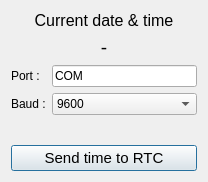
Old version of the form Software/Elibatt-Qt/uidialog.ui in the repository dpradovillar/Eli-Batt.
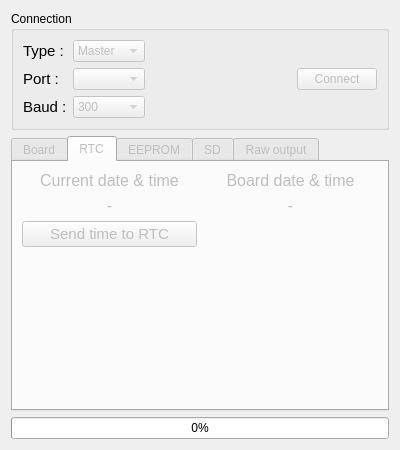
New version of the form. The open tabs and pages were chosen to show the change.

Patch:
```diff
--- a/Software/Elibatt-Qt/uidialog.ui
+++ b/Software/Elibatt-Qt/uidialog.ui
@@ -6,111 +6,403 @@
    <rect>
     <x>0</x>
     <y>0</y>
-    <width>208</width>
-    <height>182</height>
+    <width>400</width>
+    <height>450</height>
    </rect>
   </property>
+  <property name="minimumSize">
+   <size>
+    <width>400</width>
+    <height>450</height>
+   </size>
+  </property>
+  <property name="maximumSize">
+   <size>
+    <width>400</width>
+    <height>450</height>
+   </size>
+  </property>
   <property name="windowTitle">
    <string>Elibatt RTC</string>
   </property>
-  <layout class="QVBoxLayout" name="verticalLayout">
+  <layout class="QVBoxLayout" name="verticalLayout_3">
    <item>
-    <widget class="QLabel" name="label">
-     <property name="font">
-      <font>
-       <pointsize>12</pointsize>
-      </font>
+    <widget class="QGroupBox" name="groupBox">
+     <property name="title">
+      <string>Connection</string>
      </property>
-     <property name="text">
-      <string>Current date &amp; time</string>
-     </property>
-     <property name="alignment">
-      <set>Qt::AlignCenter</set>
-     </property>
+     <layout class="QVBoxLayout" name="verticalLayout_2">
+      <item>
+       <layout class="QGridLayout" name="gridLayout">
+        <item row="1" column="0">
+         <widget class="QLabel" name="label_3">
+          <property name="font">
+           <font>
+            <pointsize>11</pointsize>
+            <weight>50</weight>
+            <bold>false</bold>
+           </font>
+          </property>
+          <property name="text">
+           <string>Port :</string>
+          </property>
+         </widget>
+        </item>
+        <item row="2" column="0">
+         <widget class="QLabel" name="label_4">
+          <property name="font">
+           <font>
+            <pointsize>11</pointsize>
+            <weight>50</weight>
+            <bold>false</bold>
+           </font>
+          </property>
+          <property name="text">
+           <string>Baud :</string>
+          </property>
+         </widget>
+        </item>
+        <item row="2" column="1">
+         <widget class="QComboBox" name="baud">
+          <property name="enabled">
+           <bool>false</bool>
+          </property>
+          <property name="toolTip">
+           <string>&lt;html&gt;&lt;head/&gt;&lt;body&gt;&lt;p&gt;Speed of the serial communication between this program and the connected board. This value has to match the value chosen in the board tab below.&lt;/p&gt;&lt;/body&gt;&lt;/html&gt;</string>
+          </property>
+          <property name="layoutDirection">
+           <enum>Qt::LeftToRight</enum>
+          </property>
+          <item>
+           <property name="text">
+            <string>300</string>
+           </property>
+          </item>
+          <item>
+           <property name="text">
+            <string>600</string>
+           </property>
+          </item>
+          <item>
+           <property name="text">
+            <string>1200</string>
+           </property>
+          </item>
+          <item>
+           <property name="text">
+            <string>2400</string>
+           </property>
+          </item>
+          <item>
+           <property name="text">
+            <string>4800</string>
+           </property>
+          </item>
+          <item>
+           <property name="text">
+            <string>9600</string>
+           </property>
+          </item>
+          <item>
+           <property name="text">
+            <string>14400</string>
+           </property>
+          </item>
+          <item>
+           <property name="text">
+            <string>19200</string>
+           </property>
+          </item>
+          <item>
+           <property name="text">
+            <string>28800</string>
+           </property>
+          </item>
+          <item>
+           <property name="text">
+            <string>38400</string>
+           </property>
+          </item>
+          <item>
+           <property name="text">
+            <string>57600</string>
+           </property>
+          </item>
+          <item>
+           <property name="text">
+            <string>115200</string>
+           </property>
+          </item>
+         </widget>
+        </item>
+        <item row="0" column="1">
+         <widget class="QComboBox" name="board_type">
+          <property name="enabled">
+           <bool>false</bool>
+          </property>
+          <property name="toolTip">
+           <string>&lt;html&gt;&lt;head/&gt;&lt;body&gt;&lt;p&gt;Defines the functionality of the board.&lt;/p&gt;&lt;p&gt;&lt;span style=&quot; font-weight:600;&quot;&gt;Master&lt;/span&gt;: board that coordinates and gathers information of other boards (Slave boards).&lt;/p&gt;&lt;p&gt;&lt;span style=&quot; font-weight:600;&quot;&gt;Slave&lt;/span&gt;: small board that generates information to be processed.&lt;/p&gt;&lt;/body&gt;&lt;/html&gt;</string>
+          </property>
+          <item>
+           <property name="text">
+            <string>Master</string>
+           </property>
+          </item>
+          <item>
+           <property name="text">
+            <string>Slave</string>
+           </property>
+          </item>
+         </widget>
+        </item>
+        <item row="0" column="0">
+         <widget class="QLabel" name="label_5">
+          <property name="font">
+           <font>
+            <pointsize>11</pointsize>
+           </font>
+          </property>
+          <property name="text">
+           <string>Type :</string>
+          </property>
+         </widget>
+        </item>
+        <item row="1" column="1">
+         <widget class="QComboBox" name="port">
+          <property name="enabled">
+           <bool>false</bool>
+          </property>
+          <property name="toolTip">
+           <string>&lt;html&gt;&lt;head/&gt;&lt;body&gt;&lt;p&gt;Port used to communicate with the board. Make sure a compatible E-Libatt board is connected first.&lt;/p&gt;&lt;/body&gt;&lt;/html&gt;</string>
+          </property>
+         </widget>
+        </item>
+        <item row="1" column="4">
+         <widget class="QPushButton" name="connect_button">
+          <property name="enabled">
+           <bool>false</bool>
+          </property>
+          <property name="toolTip">
+           <string>&lt;html&gt;&lt;head/&gt;&lt;body&gt;&lt;p&gt;Makes this program start talking to the connected board.&lt;/p&gt;&lt;/body&gt;&lt;/html&gt;</string>
+          </property>
+          <property name="text">
+           <string>Connect</string>
+          </property>
+         </widget>
+        </item>
+        <item row="1" column="2">
+         <spacer name="horizontalSpacer">
+          <property name="orientation">
+           <enum>Qt::Horizontal</enum>
+          </property>
+          <property name="sizeHint" stdset="0">
+           <size>
+            <width>40</width>
+            <height>20</height>
+           </size>
+          </property>
+         </spacer>
+        </item>
+        <item row="2" column="4">
+         <widget class="QLabel" name="operation_status">
+          <property name="text">
+           <string/>
+          </property>
+          <property name="alignment">
+           <set>Qt::AlignCenter</set>
+          </property>
+         </widget>
+        </item>
+       </layout>
+      </item>
+     </layout>
     </widget>
    </item>
    <item>
-    <widget class="QLabel" name="datetimeLabel">
-     <property name="font">
-      <font>
-       <pointsize>14</pointsize>
-      </font>
+    <widget class="QTabWidget" name="tabs">
+     <property name="enabled">
+      <bool>false</bool>
      </property>
-     <property name="text">
-      <string>-</string>
+     <property name="toolTip">
+      <string/>
      </property>
-     <property name="alignment">
-      <set>Qt::AlignCenter</set>
+     <property name="currentIndex">
+      <number>0</number>
      </property>
-    </widget>
-   </item>
-   <item>
-    <layout class="QGridLayout" name="gridLayout">
-     <item row="0" column="0">
-      <widget class="QLabel" name="label_3">
-       <property name="text">
-        <string>Port :</string>
-       </property>
-      </widget>
-     </item>
-     <item row="0" column="1">
-      <widget class="QLineEdit" name="portLineEdit">
-       <property name="text">
-        <string>COM</string>
-       </property>
-      </widget>
-     </item>
-     <item row="1" column="0">
-      <widget class="QLabel" name="label_4">
-       <property name="text">
-        <string>Baud :</string>
-       </property>
-      </widget>
-     </item>
-     <item row="1" column="1">
-      <widget class="QComboBox" name="baudComboBox">
-       <property name="layoutDirection">
-        <enum>Qt::LeftToRight</enum>
-       </property>
+     <widget class="QWidget" name="tab_3">
+      <attribute name="title">
+       <string>Board</string>
+      </attribute>
+     </widget>
+     <widget class="QWidget" name="tab">
+      <attribute name="title">
+       <string>RTC</string>
+      </attribute>
+      <layout class="QVBoxLayout" name="verticalLayout">
        <item>
-        <property name="text">
-         <string>9600</string>
-        </property>
+        <layout class="QGridLayout" name="gridLayout_2">
+         <item row="0" column="0">
+          <widget class="QLabel" name="label">
+           <property name="font">
+            <font>
+             <pointsize>12</pointsize>
+            </font>
+           </property>
+           <property name="text">
+            <string>Current date &amp; time</string>
+           </property>
+           <property name="alignment">
+            <set>Qt::AlignCenter</set>
+           </property>
+          </widget>
+         </item>
+         <item row="1" column="0">
+          <widget class="QLabel" name="datetimeLabel">
+           <property name="font">
+            <font>
+             <pointsize>12</pointsize>
+            </font>
+           </property>
+           <property name="text">
+            <string>-</string>
+           </property>
+           <property name="alignment">
+            <set>Qt::AlignCenter</set>
+           </property>
+          </widget>
+         </item>
+         <item row="2" column="0">
+          <widget class="QPushButton" name="send_rtc">
+           <property name="minimumSize">
+            <size>
+             <width>0</width>
+             <height>0</height>
+            </size>
+           </property>
+           <property name="font">
+            <font>
+             <pointsize>11</pointsize>
+             <weight>50</weight>
+             <bold>false</bold>
+            </font>
+           </property>
+           <property name="text">
+            <string>Send time to RTC</string>
+           </property>
+          </widget>
+         </item>
+         <item row="0" column="1">
+          <widget class="QLabel" name="label_2">
+           <property name="font">
+            <font>
+             <pointsize>12</pointsize>
+            </font>
+           </property>
+           <property name="text">
+            <string>Board date &amp; time</string>
+           </property>
+           <property name="alignment">
+            <set>Qt::AlignCenter</set>
+           </property>
+          </widget>
+         </item>
+         <item row="1" column="1">
+          <widget class="QLabel" name="label_6">
+           <property name="font">
+            <font>
+             <pointsize>12</pointsize>
+            </font>
+           </property>
+           <property name="text">
+            <string>-</string>
+           </property>
+           <property name="alignment">
+            <set>Qt::AlignCenter</set>
+           </property>
+          </widget>
+         </item>
+         <item row="3" column="0">
+          <spacer name="verticalSpacer">
+           <property name="orientation">
+            <enum>Qt::Vertical</enum>
+           </property>
+           <property name="sizeHint" stdset="0">
+            <size>
+             <width>20</width>
+             <height>40</height>
+            </size>
+           </property>
+          </spacer>
+         </item>
+        </layout>
        </item>
+      </layout>
+     </widget>
+     <widget class="QWidget" name="tab_5">
+      <attribute name="title">
+       <string>EEPROM</string>
+      </attribute>
+     </widget>
+     <widget class="QWidget" name="tab_2">
+      <attribute name="title">
+       <string>SD</string>
+      </attribute>
+     </widget>
+     <widget class="QWidget" name="tab_4">
+      <attribute name="title">
+       <string>Raw output</string>
+      </attribute>
+      <widget class="QWidget" name="horizontalLayoutWidget_2">
+       <property name="geometry">
+        <rect>
+         <x>20</x>
+         <y>40</y>
+         <width>251</width>
+         <height>51</height>
+        </rect>
+       </property>
+       <layout class="QHBoxLayout" name="horizontalLayout_2"/>
+      </widget>
+      <widget class="QPushButton" name="pushButton">
+       <property name="geometry">
+        <rect>
+         <x>160</x>
+         <y>10</y>
+         <width>75</width>
+         <height>23</height>
+        </rect>
+       </property>
+       <property name="text">
+        <string>Start</string>
+       </property>
+      </widget>
+      <widget class="QPushButton" name="pushButton_2">
+       <property name="geometry">
+        <rect>
+         <x>240</x>
+         <y>10</y>
+         <width>75</width>
+         <height>23</height>
+        </rect>
+       </property>
+       <property name="text">
+        <string>Stop</string>
+       </property>
+      </widget>
+     </widget>
+    </widget>
+   </item>
+   <item>
+    <layout class="QHBoxLayout" name="horizontalLayout">
+     <item>
+      <widget class="QProgressBar" name="progressBar">
+       <property name="value">
+        <number>0</number>
+       </property>
       </widget>
      </item>
     </layout>
    </item>
-   <item>
-    <widget class="QLabel" name="slaveOutputLabel">
-     <property name="text">
-      <string/>
-     </property>
-     <property name="alignment">
-      <set>Qt::AlignCenter</set>
-     </property>
-    </widget>
-   </item>
-   <item>
-    <widget class="QPushButton" name="writeButton">
-     <property name="minimumSize">
-      <size>
-       <width>0</width>
-       <height>0</height>
-      </size>
-     </property>
-     <property name="font">
-      <font>
-       <pointsize>11</pointsize>
-       <weight>50</weight>
-       <bold>false</bold>
-      </font>
-     </property>
-     <property name="text">
-      <string>Send time to RTC</string>
-     </property>
-    </widget>
-   </item>
   </layout>
  </widget>
  <resources/>
```
Left out of the diff: 2 changed lines with no effect on the pictures.
